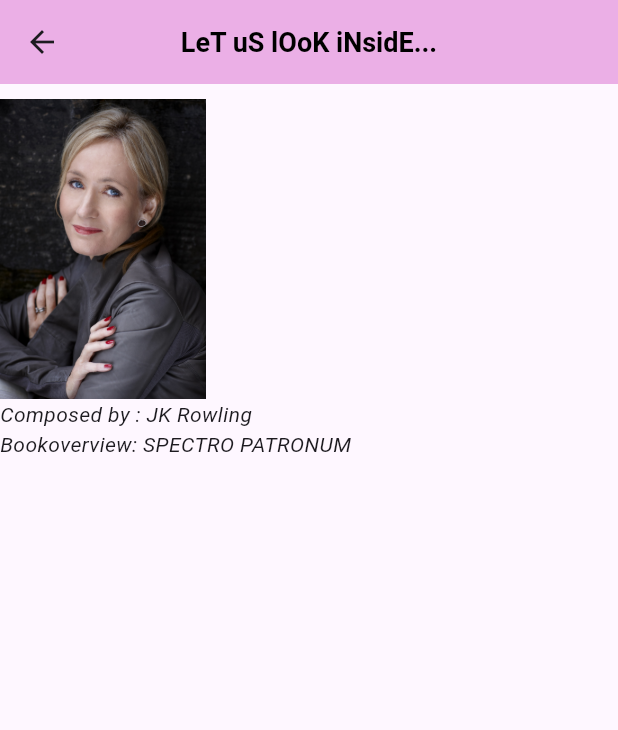
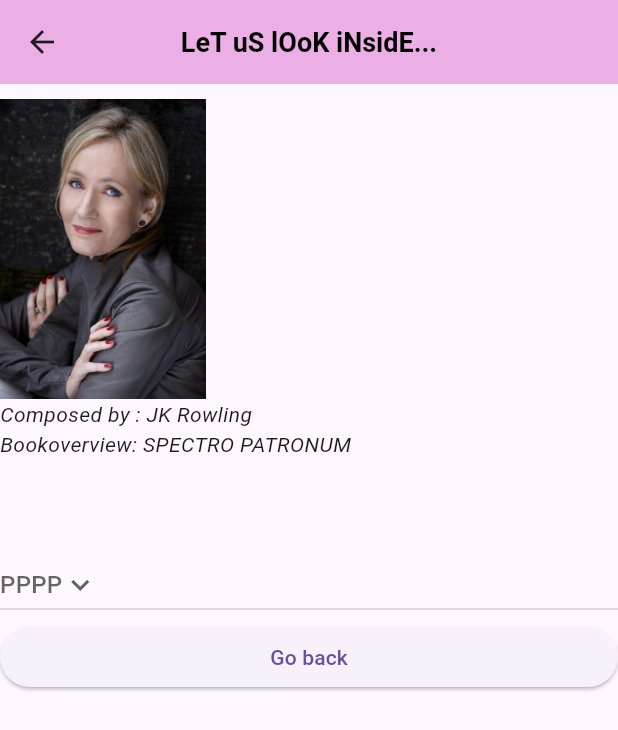
Before and after one commit to Mabsas/FLutter_project, a Flutter app: the AboutBook screen opened directly, on a phone screen of 412 x 824 dp. Shown: the top 730 px of the screen. Run offline on Flutter 3.47's test engine with Material 3 defaults, Android fonts, the light colour scheme and no system bars.

Commit message:
changing code 14

```diff
--- a/lib/About.dart
+++ b/lib/About.dart
@@ -44,6 +44,23 @@ class AboutBook extends StatelessWidget {
             ],
           ),
         ),
+        DropdownButton(
+          hint: const Text("PPPP"),
+          icon: const Icon(Icons.keyboard_arrow_down),
+          items: const [
+            DropdownMenuItem(
+              value: 45.86,
+              child:  Text("Price"),
+            ),
+          ],
+          onChanged: (value) {},
+        ),
+        ElevatedButton(
+          onPressed: () {
+            Navigator.of(context).pop();
+          },
+          child: const Text("Go back"),
+        )
       ]),
     );
   }
```
